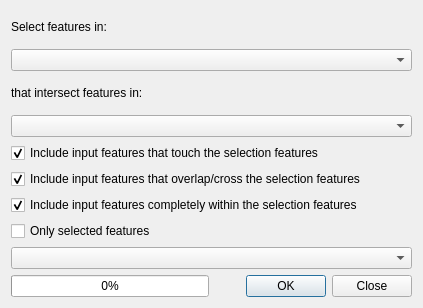
The window that python/plugins/fTools/tools/frmSelectByLocation.ui (qgis/QGIS) describes before a commit, drawn with Qt 5.
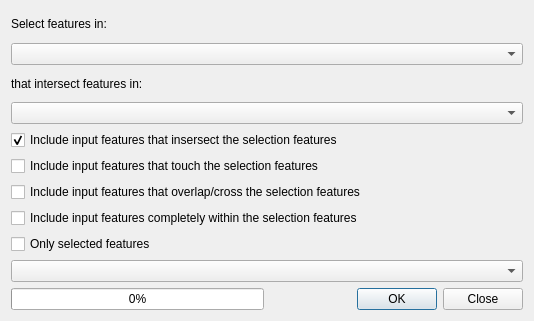
The same window after the commit.

Commit message:
Fix #12154 - select by location not working when A covers B
The combination of touches+overlaps+contains is not enough if input layer
(where selection should be done) is completely within selection layer.

I have reintroduced "intersects" predicate and made it default.

The processing toolbox has an improved (fixed?) version but fTools
were not adapted at the same time

Patch:
```diff
--- a/python/plugins/fTools/tools/frmSelectByLocation.ui
+++ b/python/plugins/fTools/tools/frmSelectByLocation.ui
@@ -6,8 +6,8 @@
    <rect>
     <x>0</x>
     <y>0</y>
-    <width>423</width>
-    <height>308</height>
+    <width>534</width>
+    <height>321</height>
    </rect>
   </property>
   <property name="sizePolicy">
@@ -19,20 +19,20 @@
   <property name="minimumSize">
    <size>
     <width>0</width>
-    <height>308</height>
+    <height>321</height>
    </size>
   </property>
   <property name="maximumSize">
    <size>
     <width>16777215</width>
-    <height>308</height>
+    <height>321</height>
    </size>
   </property>
   <property name="windowTitle">
    <string>Select by location</string>
   </property>
-  <layout class="QGridLayout" name="gridLayout">
-   <item row="0" column="0">
+  <layout class="QVBoxLayout" name="verticalLayout">
+   <item>
     <layout class="QVBoxLayout" name="verticalLayout_2">
      <item>
       <widget class="QLabel" name="label_3">
@@ -46,7 +46,7 @@
      </item>
     </layout>
    </item>
-   <item row="1" column="0">
+   <item>
     <layout class="QVBoxLayout" name="verticalLayout_3">
      <item>
       <widget class="QLabel" name="label_4">
@@ -60,44 +60,48 @@
      </item>
     </layout>
    </item>
-   <item row="2" column="0">
+   <item>
+    <widget class="QCheckBox" name="chkIntersects">
+     <property name="text">
+      <string>Include input features that insersect the selection features</string>
+     </property>
+     <property name="checked">
+      <bool>true</bool>
+     </property>
+    </widget>
+   </item>
+   <item>
     <widget class="QCheckBox" name="chkTouches">
      <property name="text">
       <string>Include input features that touch the selection features</string>
      </property>
-     <property name="checked">
-      <bool>true</bool>
-     </property>
     </widget>
    </item>
-   <item row="3" column="0">
+   <item>
     <widget class="QCheckBox" name="chkOverlaps">
      <property name="text">
       <string>Include input features that overlap/cross the selection features</string>
      </property>
-     <property name="checked">
-      <bool>true</bool>
-     </property>
     </widget>
    </item>
-   <item row="4" column="0">
+   <item>
     <widget class="QCheckBox" name="chkContains">
      <property name="text">
       <string>Include input features completely within the selection features</string>
      </property>
-     <property name="checked">
-      <bool>true</bool>
-     </property>
     </widget>
    </item>
-   <item row="5" column="0">
+   <item>
     <widget class="QCheckBox" name="chkSelected">
      <property name="text">
       <string>Only selected features</string>
      </property>
     </widget>
    </item>
-   <item row="7" column="0">
+   <item>
+    <widget class="QComboBox" name="cmbModify"/>
+   </item>
+   <item>
     <layout class="QHBoxLayout" name="horizontalLayout_2">
      <item>
       <widget class="QProgressBar" name="progressBar">
@@ -124,9 +128,6 @@
      </item>
     </layout>
    </item>
-   <item row="6" column="0">
-    <widget class="QComboBox" name="cmbModify"/>
-   </item>
   </layout>
  </widget>
  <resources/>
```
Left out of the diff: 11 changed lines with no effect on the pictures. The commit also changes 1 other file.
